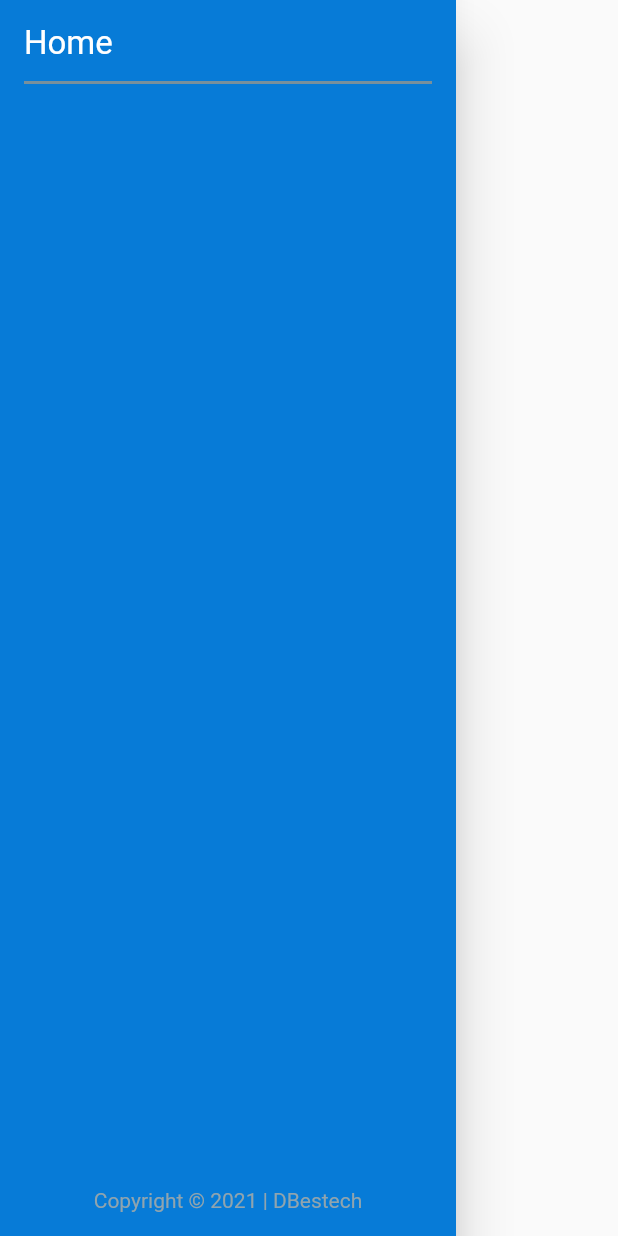
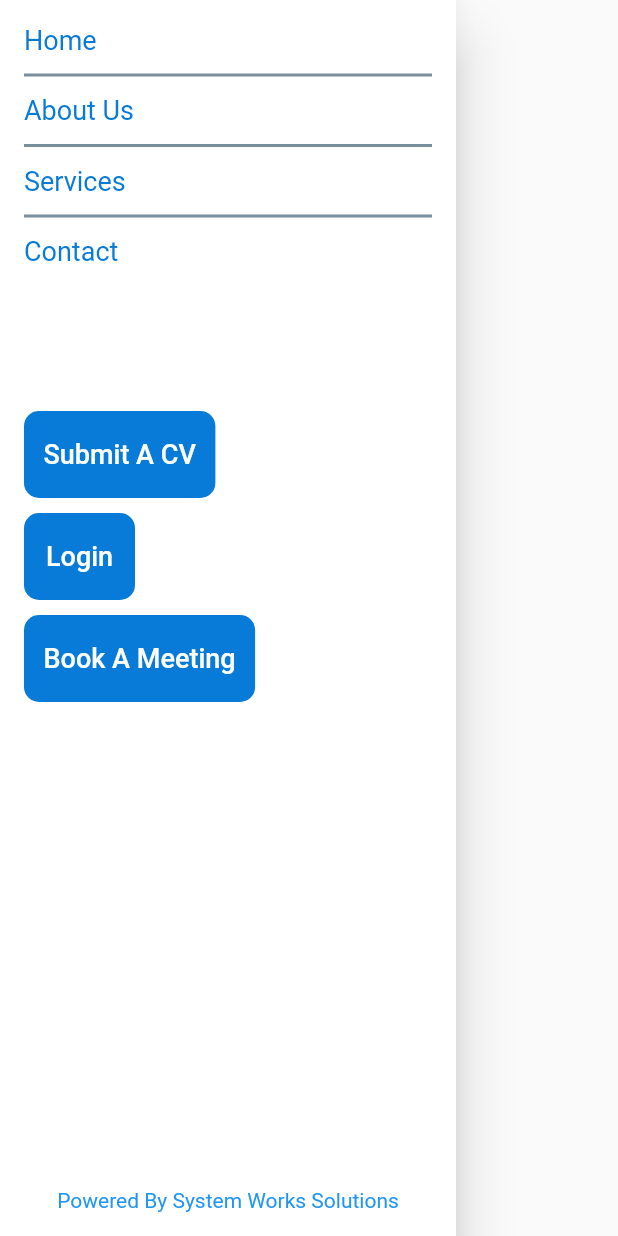
Before and after one commit to Nwaneto/somerest-app, a Flutter app: the MenuDrawer widget shown alone on an empty page, opened directly, on a phone screen of 412 x 824 dp. Run offline on Flutter 3.47's test engine with Material 2 defaults, Android fonts, the phone set to English and light mode, and no system bars.

Commit message:
Added: A logical looking work folder

```diff
--- a/lib/menu_drawer.dart
+++ b/lib/menu_drawer.dart
@@ -7,9 +7,11 @@ class MenuDrawer extends StatelessWidget {
 
   @override
   Widget build(BuildContext context) {
+	var screenSize = MediaQuery.of(context).size;
+
 	return Drawer(
-      child: Container(
-        color: Color(0xFF077bd7),
+	  child: Container (
+		color: Colors.white,
 		child: Padding(
 
 		  padding: const EdgeInsets.all(16.0),
@@ -17,11 +19,12 @@ class MenuDrawer extends StatelessWidget {
 			crossAxisAlignment: CrossAxisAlignment.start,
 			mainAxisAlignment: MainAxisAlignment.start,
 			children: [
+				// Home
 				InkWell(
 				onTap: () {},
-                child: Text(
+				child: const Text(
 					'Home',
-                  style: TextStyle(color: Colors.white, fontSize: 22),
+					style: TextStyle(color: Color(0xFF077bd7), fontSize: 18),
 				),
 				),
 				Padding(
@@ -31,13 +34,131 @@ class MenuDrawer extends StatelessWidget {
 					thickness: 2,
 				),
 				),
-              Expanded(
+
+
+				// About Us
+				InkWell(
+				onTap: () {},
+				child: const Text(
+					'About Us',
+					style: TextStyle(color: Color(0xFF077bd7), fontSize: 18),
+				),
+				),
+				Padding(
+				padding: const EdgeInsets.only(top: 5.0, bottom: 5.0),
+				child: Divider(
+					color: Colors.blueGrey.shade400,
+					thickness: 2,
+				),
+				),
+
+
+				// Services
+				InkWell(
+				onTap: () {},
+				child: const Text(
+					'Services',
+					style:  TextStyle(color: Color(0xFF077bd7), fontSize: 18),
+				),
+				),
+				Padding(
+				padding: const EdgeInsets.only(top: 5.0, bottom: 5.0),
+				child: Divider(
+					color: Colors.blueGrey.shade400,
+					thickness: 2,
+				),
+				),
+
+
+				// Contact
+				InkWell(
+				onTap: () {},
+				child: const Text(
+					'Contact',
+					style:  TextStyle(color: Color(0xFF077bd7), fontSize: 18),
+				),
+				),
+				const Padding(
+				padding: EdgeInsets.only(top: 40.0, bottom: 40.0),
+				child: Divider(
+					color: Colors.transparent,
+					thickness: 2,
+				),
+				),
+
+				Container(
+					padding: const EdgeInsets.all(5),
+					decoration:  BoxDecoration(
+						color: const Color(0xFF077bd7),
+						borderRadius: BorderRadius.circular(10)
+					),
+					child: TextButton (
+						onPressed: () {
+							var s = "";
+						},
+						child: const Text(
+							"Submit A CV",
+							style:  TextStyle(
+								color: Colors.white,
+								fontSize: 18
+							),
+						)
+					),
+				),
+
+
+				// Login button
+				Container(
+					margin: const EdgeInsets.only(top: 10),
+					padding: const EdgeInsets.all(5),
+					decoration:  BoxDecoration(
+						color: const Color(0xFF077bd7),
+						borderRadius: BorderRadius.circular(10)
+					),
+					child: TextButton (
+						onPressed: () {
+							var s = "";
+						},
+						child: const Text(
+							"Login",
+							style:  TextStyle(
+								color: Colors.white,
+								fontSize: 18
+							),
+						)
+					),
+				),
+
+
+				// Book a Meeting
+				Container(
+					margin: const EdgeInsets.only(top: 10),
+					padding: const EdgeInsets.all(5),
+					decoration:  BoxDecoration(
+						color: const Color(0xFF077bd7),
+						borderRadius: BorderRadius.circular(10)
+					),
+					child: TextButton (
+						onPressed: () {
+							var s = "";
+						},
+						child: const Text(
+							"Book A Meeting",
+							style:  TextStyle(
+								color: Colors.white,
+								fontSize: 18
+							),
+						)
+					),
+				),
+
+			  	const Expanded(
 				child: Align(
 				  alignment: Alignment.bottomCenter,
 				  child: Text(
-                    'Copyright © 2021 | DBestech',
+					'Powered By System Works Solutions',
 					style: TextStyle(
-                      color: Colors.blueGrey.shade300,
+					  color: Colors.blue,
 					  fontSize: 14,
 					),
 				  ),
```
Also changed, not shown: lib/home_page.dart (+18 -1 lines), lib/top_bar_contents.dart (+7 -7 lines). Lines whose indentation alone changed are shown as unchanged.
